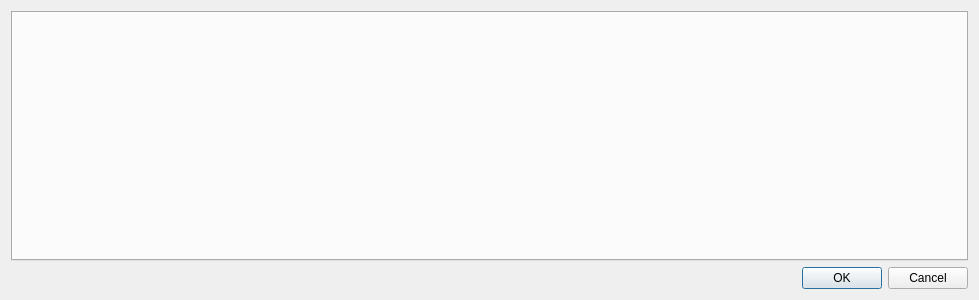
The window that src/daemon/settingsdialog.ui (baohaojun/system-config) describes before a commit, drawn with Qt 5.
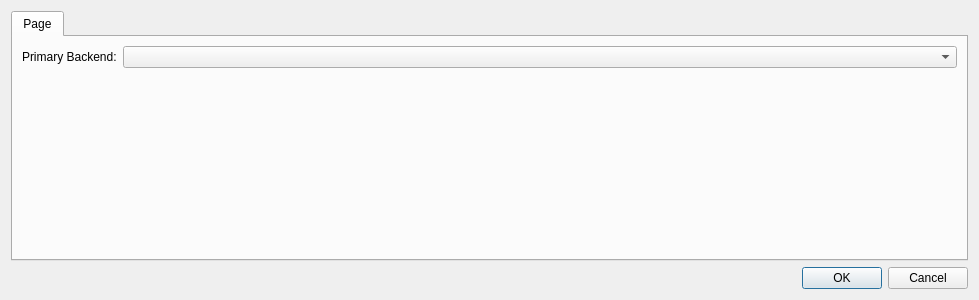
The same window after the commit. Icons and pictures are not drawn.

Commit message: save current primary backend

Diff of the .ui file:
```diff
--- a/src/daemon/settingsdialog.ui
+++ b/src/daemon/settingsdialog.ui
@@ -23,6 +23,27 @@
      <property name="currentIndex">
       <number>-1</number>
      </property>
+     <widget class="QWidget" name="tab">
+      <attribute name="title">
+       <string>Page</string>
+      </attribute>
+      <layout class="QHBoxLayout" name="horizontalLayout">
+       <item>
+        <layout class="QFormLayout" name="formLayout">
+         <item row="0" column="0">
+          <widget class="QLabel" name="primaryBackendLabel">
+           <property name="text">
+            <string>Primary Backend:</string>
+           </property>
+          </widget>
+         </item>
+         <item row="0" column="1">
+          <widget class="QComboBox" name="primaryBackendComboBox"/>
+         </item>
+        </layout>
+       </item>
+      </layout>
+     </widget>
     </widget>
    </item>
    <item>
```
Left out of the diff: 2 changed lines with no effect on the pictures. The commit also changes 8 other files.
